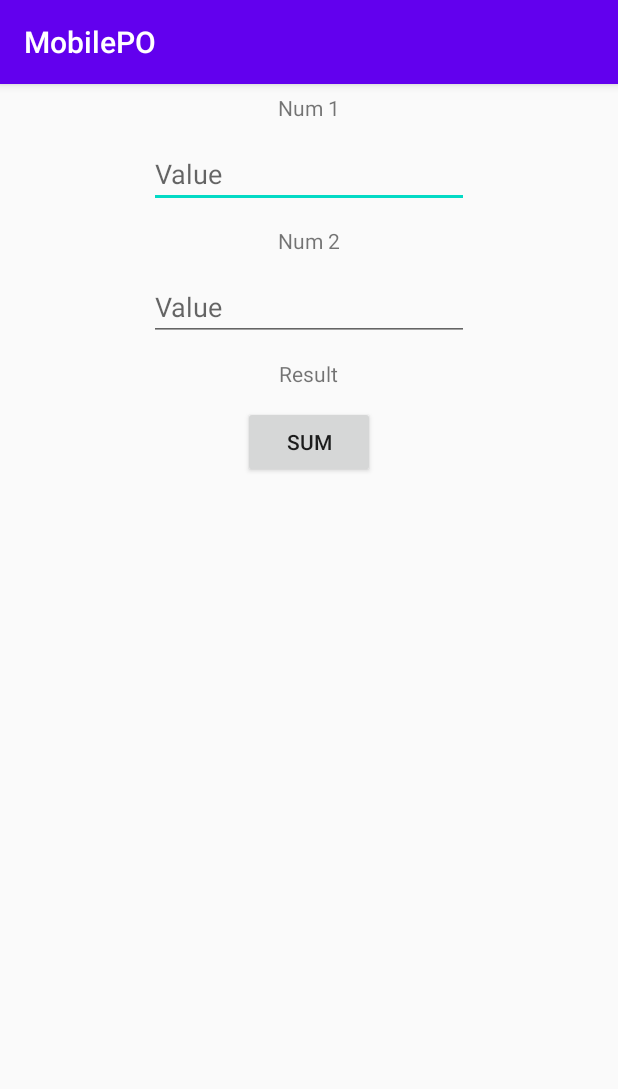
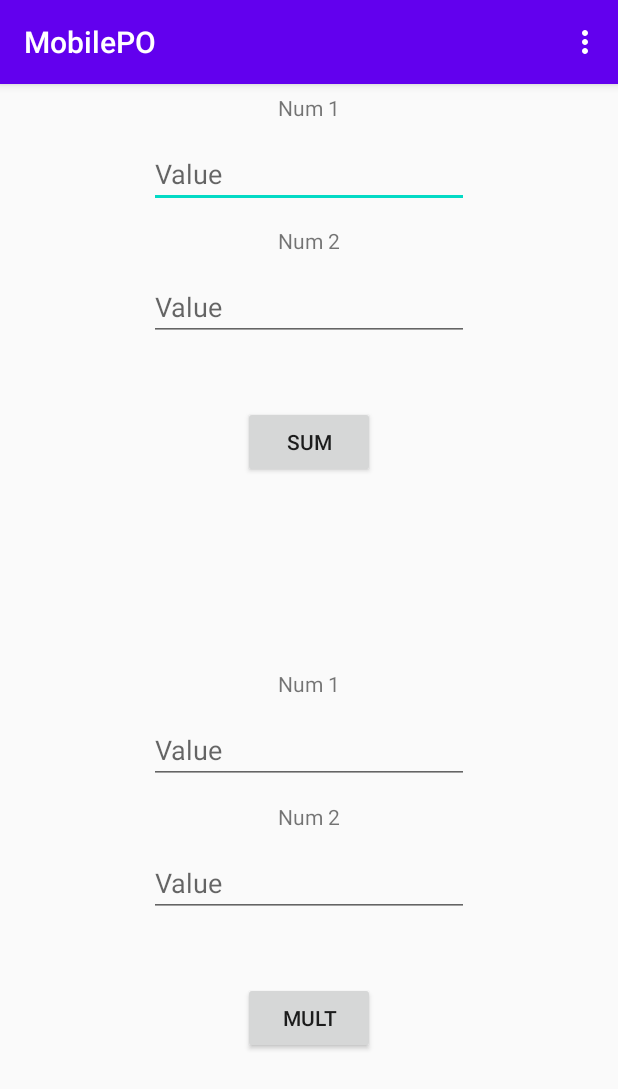
Before and after one commit to KSergey-web/mobile, an Android app: the screen it shows after launch (MainActivity), on a phone screen of 412 x 824 dp. Shown: the top 1089 px of the screen. Run offline under Robolectric (Android 15) with nearby library versions, the phone set to English and light mode, and no system bars; our stand-ins replace Room's generated code, data binding.

Commit message:
many added

```diff
--- a/app/src/main/java/com/example/mobilepo/MainActivity.java
+++ b/app/src/main/java/com/example/mobilepo/MainActivity.java
@@ -17,30 +17,32 @@ public class MainActivity extends AppCompatActivity {
         setContentView(R.layout.activity_main);
     }
 
-    /*@Override
+    @Override
     public boolean onCreateOptionsMenu(Menu menu) {
-        //MenuInflater inflater = getMenuInflater();
-       // inflater.inflate(R.menu.dropdown_menu, menu);
+        MenuInflater inflater = getMenuInflater();
+        inflater.inflate(R.menu.menu_main, menu);
         return  true;
-    }*/
+    }
 
-    /*@Override
-    public boolean onOptionsItemSelected(@NonNull MenuItem item) {
+    @Override
+    public boolean onOptionsItemSelected(MenuItem item) {
         Intent intent;
-        switch (item.getItemId()){
-            case R.id.item1:
-                intent = new Intent(this, MainActivity2.class);
+        switch (item.getItemId()) {
+            /*case R.id.action_timer:
+                intent = new Intent(this, ActivityTimer.class);
                 startActivity(intent);
-                break;
-            case R.id.item2:
-                intent = new Intent(this, MainActivity3.class);
+                return true;*/
+            case R.id.action_open_link:
+                intent = new Intent(this, OpenLinkActivity.class);
                 startActivity(intent);
-                break;
-            case R.id.open_anim:
-                startActivity(new Intent(this, AnimActivity.class));
+                return true;
+            case R.id.action_list:
+                intent = new Intent(this, ListActivity.class);
+                startActivity(intent);
+                return true;
+            default:
+                return super.onOptionsItemSelected(item);
         }
-        return super.onOptionsItemSelected(item);
     }
-     */
 
 }
--- a/app/src/main/java/com/example/mobilepo/model/Expression.java
+++ b/app/src/main/java/com/example/mobilepo/model/Expression.java
@@ -27,7 +27,7 @@ public class Expression {
     }
 
     public String getNumber2()  {
-        return number1;
+        return number2;
     }
 
     public String getOperation()  {
--- a/app/src/main/java/com/example/mobilepo/model/room/Note.java
+++ b/app/src/main/java/com/example/mobilepo/model/room/Note.java
@@ -41,7 +41,7 @@ public class Note {
     }
 
     public String getNumber2()  {
-        return number1;
+        return number2;
     }
 
     public String getOperation()  {
--- a/app/src/main/java/com/example/mobilepo/viewmodel/adapter/LVAdapter.java
+++ b/app/src/main/java/com/example/mobilepo/viewmodel/adapter/LVAdapter.java
@@ -52,7 +52,7 @@ public class LVAdapter extends BaseAdapter {
         final TextView num2 =(TextView) view.findViewById(R.id.item_number2);
         num2.setText(ex.getNumber2());
         final TextView oper =(TextView) view.findViewById(R.id.item_operation);
-        oper.setText(ex.getNumber2());
+        oper.setText(ex.getOperation());
         final TextView res =(TextView) view.findViewById(R.id.item_result);
         res.setText(ex.getResult());
         return  view;
--- a/app/src/main/java/com/example/mobilepo/viewmodel/fragments/Multfragment.java
+++ b/app/src/main/java/com/example/mobilepo/viewmodel/fragments/Multfragment.java
@@ -13,6 +13,7 @@ import android.view.ViewGroup;
 
 import com.example.mobilepo.MainActivity;
 import com.example.mobilepo.R;
+import com.example.mobilepo.databinding.FragmentMultfragmentBinding;
 import com.example.mobilepo.databinding.FragmentSumfragmentBinding;
 import com.example.mobilepo.model.Expression;
 import com.example.mobilepo.viewmodel.MainActivityVM;
@@ -38,10 +39,10 @@ public class Multfragment extends Fragment {
     @Override
     public View onCreateView(LayoutInflater inflater, ViewGroup container,
                              Bundle savedInstanceState) {
-        FragmentSumfragmentBinding fragmentBinding = DataBindingUtil.inflate(inflater, R.layout.fragment_multfragment, null, false);
+        FragmentMultfragmentBinding fragmentBinding = DataBindingUtil.inflate(inflater, R.layout.fragment_multfragment, null, false);
         View view = fragmentBinding.getRoot();
-        //vm = new MainActivityVM(getActivity(), new Expression(), getActivity().getPreferences(Context.MODE_PRIVATE));
-        //vm.loadData("1");
+        vm = new MainActivityVM(getActivity(), new Expression(), getActivity().getPreferences(Context.MODE_PRIVATE));
+        vm.loadData("1");
         fragmentBinding.setVm(vm);
         inflater.inflate(R.layout.fragment_multfragment,container, false);
         return view;
--- a/app/src/main/java/com/example/mobilepo/viewmodel/fragments/Sumfragment.java
+++ b/app/src/main/java/com/example/mobilepo/viewmodel/fragments/Sumfragment.java
@@ -35,8 +35,8 @@ public class Sumfragment extends Fragment {
                              Bundle savedInstanceState) {
         FragmentSumfragmentBinding fragmentBinding = DataBindingUtil.inflate(inflater, R.layout.fragment_sumfragment, null, false);
         View view = fragmentBinding.getRoot();
-        //vm = new MainActivityVM(getActivity(), new Expression(), getActivity().getPreferences(Context.MODE_PRIVATE));
-        //vm.loadData("1");
+        vm = new MainActivityVM(getActivity(), new Expression(), getActivity().getPreferences(Context.MODE_PRIVATE));
+        vm.loadData("1");
         fragmentBinding.setVm(vm);
         inflater.inflate(R.layout.fragment_sumfragment,container, false);
         return view;
--- a/app/src/main/res/layout/activity_main.xml
+++ b/app/src/main/res/layout/activity_main.xml
@@ -16,6 +16,12 @@
         android:layout_height="wrap_content"
         android:layout_weight="1" />
 
+    <fragment
+        android:id="@+id/fragment2"
+        android:name="com.example.mobilepo.viewmodel.fragments.Multfragment"
+        android:layout_width="match_parent"
+        android:layout_height="wrap_content"
+        android:layout_weight="1" />
     </LinearLayout>
 
 </androidx.constraintlayout.widget.ConstraintLayout>
--- a/app/src/main/res/layout/fragment_multfragment.xml
+++ b/app/src/main/res/layout/fragment_multfragment.xml
@@ -59,7 +59,7 @@
                 android:id="@+id/result_mult"
                 android:layout_width="wrap_content"
                 android:layout_height="wrap_content"
-                android:text="@string/text_result"
+                android:text="@={vm.result}"
                 android:layout_gravity="center"
                 android:layout_margin="6dp"
                 />
--- a/app/src/main/res/layout/fragment_sumfragment.xml
+++ b/app/src/main/res/layout/fragment_sumfragment.xml
@@ -34,6 +34,7 @@
                 android:hint="@string/hint_value"
                 android:layout_gravity="center"
                 android:layout_margin="6dp"
+                android:text="@={vm.number1}"
                 />
 
             <TextView
@@ -52,6 +53,7 @@
                 android:layout_margin="6dp"
                 android:ems="10"
                 android:hint="@string/hint_value"
+                android:text="@={vm.number2}"
                 android:inputType="number"
                 />
 
@@ -59,7 +61,7 @@
                 android:id="@+id/result_sum"
                 android:layout_width="wrap_content"
                 android:layout_height="wrap_content"
-                android:text="@string/text_result"
+                android:text="@={vm.result}"
                 android:layout_gravity="center"
                 android:layout_margin="6dp"
                 />
@@ -71,6 +73,7 @@
                 android:text="@string/text_button_sum"
                 android:layout_gravity="center"
                 android:layout_margin="6dp"
+                android:onClick="@{()->vm.onClickeSum()}"
                 />
 
         </LinearLayout>
--- /dev/null
+++ b/app/src/main/res/menu/menu_main.xml
@@ -0,0 +1,16 @@
+<?xml version="1.0" encoding="utf-8"?>
+<menu xmlns:android="http://schemas.android.com/apk/res/android"
+    xmlns:app="http://schemas.android.com/apk/res-auto">
+    <item android:id="@+id/action_timer"
+        android:title="@string/text_button_call_timer"
+        android:orderInCategory="1"
+        app:showAsAction="never" />
+    <item android:id="@+id/action_open_link"
+        android:title="@string/text_open_link"
+        android:orderInCategory="2"
+        app:showAsAction="never" />
+    <item android:id="@+id/action_list"
+        android:title="@string/list"
+        android:orderInCategory="3"
+        app:showAsAction="never" />
+</menu>
```
Also changed, not shown: app/src/main/AndroidManifest.xml (+13 -2 lines), app/src/main/java/com/example/mobilepo/OpenLinkActivity.java (added, +73 -0 lines), app/src/main/java/com/example/mobilepo/model/Repository.java (+10 -0 lines), app/src/main/java/com/example/mobilepo/model/services/MyService.java (+7 -4 lines), app/src/main/java/com/example/mobilepo/viewmodel/OpenLinkVM.java (added, +50 -0 lines), app/src/main/res/layout/activity_open_link.xml (added, +54 -0 lines), app/src/main/res/layout/list_item.xml (+6 -5 lines).
